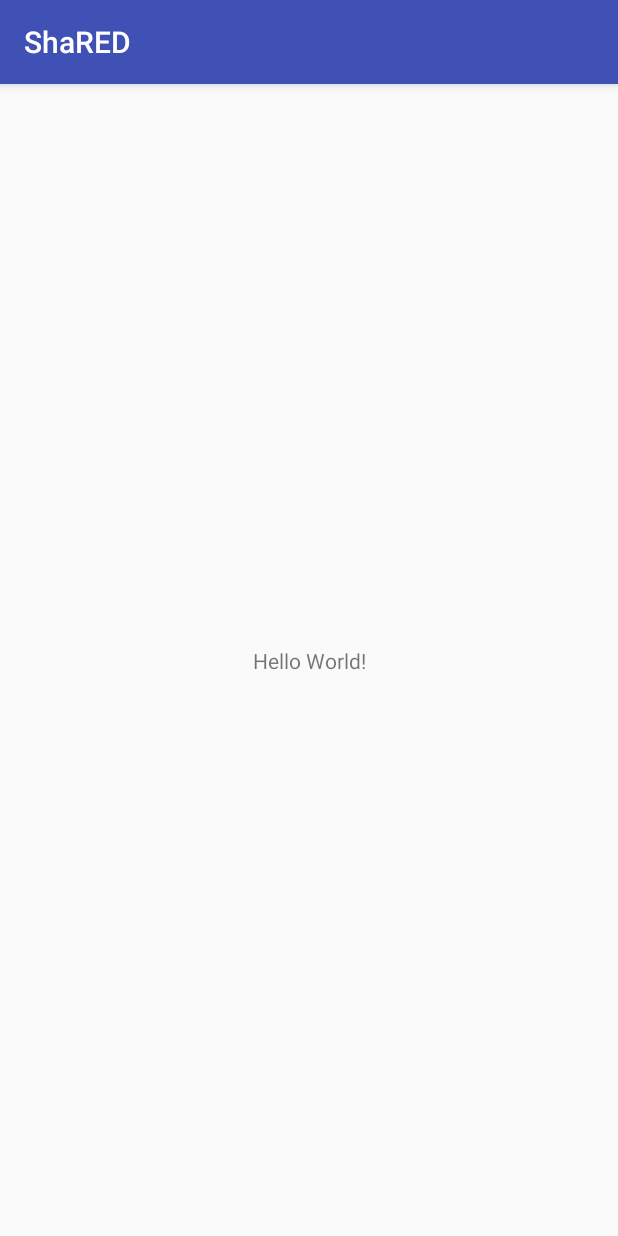
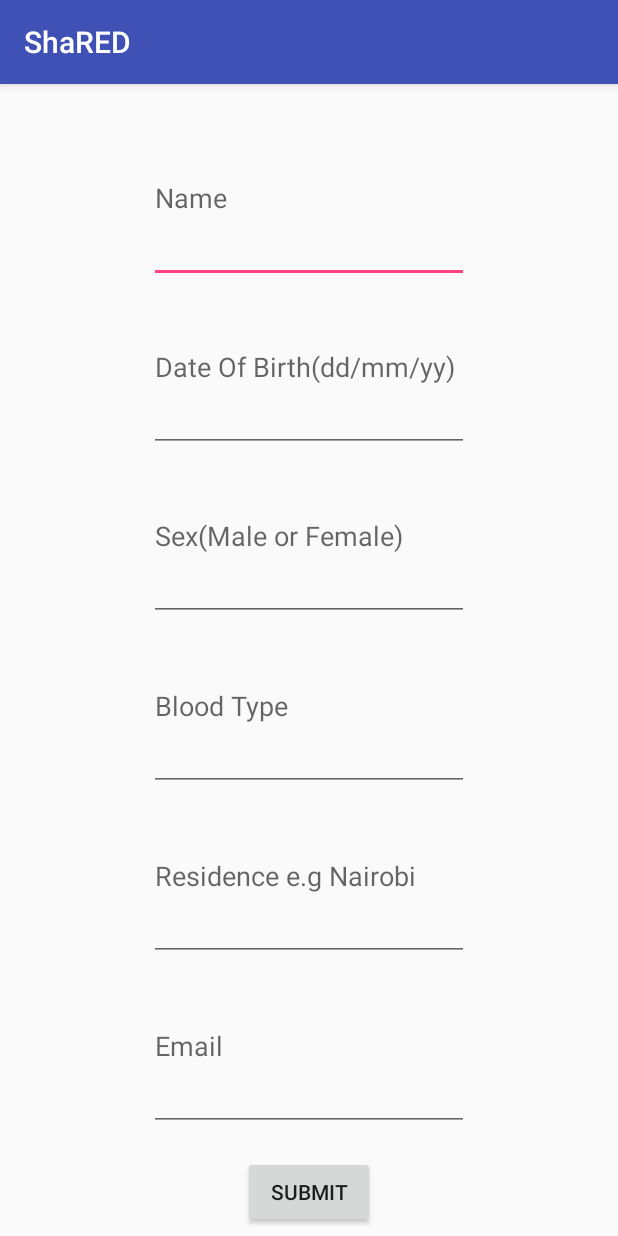
Before and after one commit to Collins33/shaRED, an Android app: the screen it shows after launch (MainActivity before the commit, Profile_activity after it), on a phone screen of 412 x 824 dp. Run offline under Robolectric (Android 15) with nearby library versions, the phone set to English and light mode, and no system bars; our stand-ins replace ButterKnife, Firebase (no records; nobody signed in at launch, a user with empty details on screens opened directly).

Commit message:
Create a user account to enable firebase to automatically create a node

```diff
--- a/app/build.gradle
+++ b/app/build.gradle
@@ -43,6 +43,7 @@ dependencies {
     compile 'com.android.support:appcompat-v7:26.+'
     compile 'com.android.support.constraint:constraint-layout:1.0.2'
     compile 'com.google.firebase:firebase-database:9.2.1'
+    compile 'com.jakewharton:butterknife:7.0.1'
     testCompile 'junit:junit:4.12'
 }
 apply plugin: 'com.google.gms.google-services'
--- a/app/src/main/AndroidManifest.xml
+++ b/app/src/main/AndroidManifest.xml
@@ -11,15 +11,16 @@
         android:supportsRtl="true"
         android:theme="@style/AppTheme">
         <activity android:name=".MainActivity">
-            <intent-filter>
-                <action android:name="android.intent.action.MAIN" />
-
-                <category android:name="android.intent.category.LAUNCHER" />
-            </intent-filter>
         </activity>
         <activity android:name=".Sign_up" />
         <activity android:name=".Sign_in" />
-        <activity android:name=".Profile_activity" />
+        <activity android:name=".Profile_activity">
+        <intent-filter>
+            <action android:name="android.intent.action.MAIN" />
+
+            <category android:name="android.intent.category.LAUNCHER" />
+        </intent-filter>
+        </activity>
         <activity android:name=".Dashboard_activity" />
         <activity android:name=".Appointment_activity" />
         <activity android:name=".Hospitals_activity" />
--- /dev/null
+++ b/app/src/main/java/com/example/root/shared/Constants.java
@@ -0,0 +1,9 @@
+package com.example.root.shared;
+
+/**
+ * Created by mwas on 10/11/17.
+ */
+
+public class Constants {
+    public static final String FIREBASE_USER_ACCOUNTS = "accounts";
+}
--- a/app/src/main/java/com/example/root/shared/Profile_activity.java
+++ b/app/src/main/java/com/example/root/shared/Profile_activity.java
@@ -2,12 +2,52 @@ package com.example.root.shared;
 
 import android.support.v7.app.AppCompatActivity;
 import android.os.Bundle;
+import android.util.Log;
+import android.view.View;
+import android.widget.Button;
+import android.widget.EditText;
+import android.widget.Toast;
 
-public class Profile_activity extends AppCompatActivity {
+import com.example.root.shared.models.Accounts;
+import com.google.firebase.database.DatabaseReference;
+import com.google.firebase.database.FirebaseDatabase;
 
+import butterknife.Bind;
+import butterknife.ButterKnife;
+
+public class Profile_activity extends AppCompatActivity implements View.OnClickListener {
+    @Bind(R.id.nameEditView) EditText mNameEditView;
+    @Bind(R.id.dateOfBirthView) EditText mDateOfBirthView;
+    @Bind(R.id.sexEditView) EditText mSexEditView;
+    @Bind(R.id.bloodTypeEditView) EditText mBloodTypeEditView;
+    @Bind(R.id.residenceEditView) EditText mResidenceEditView;
+    @Bind(R.id.emailEditView) EditText mEmailEditView;
+    @Bind(R.id.submitAccount) Button mSubmitAccount;
+
+    Accounts account;
     @Override
     protected void onCreate(Bundle savedInstanceState) {
         super.onCreate(savedInstanceState);
         setContentView(R.layout.activity_profile_activity);
+        ButterKnife.bind(this);
+
+        mSubmitAccount.setOnClickListener(this);
+    }
+
+    public void onClick(View v) {
+        if(v == mSubmitAccount) {
+            String name = mNameEditView.getText().toString().trim();
+            String dateOfBirth = mDateOfBirthView.getText().toString().trim();
+            String sex = mSexEditView.getText().toString().trim();
+            String bloodType = mBloodTypeEditView.getText().toString().trim();
+            String residence = mResidenceEditView.getText().toString().trim();
+            String email = mEmailEditView.getText().toString().trim();
+
+            account = new Accounts(name,dateOfBirth,sex,bloodType,residence,email);
+            DatabaseReference userRef = FirebaseDatabase.getInstance()
+                    .getReference(Constants.FIREBASE_USER_ACCOUNTS);
+            userRef.push().setValue(account);
+            Log.v("checkout",account.getName());
+        }
     }
 }
--- a/app/src/main/res/layout/activity_account_activity.xml
+++ /dev/null
@@ -1,9 +0,0 @@
-<?xml version="1.0" encoding="utf-8"?>
-<android.support.constraint.ConstraintLayout xmlns:android="http://schemas.android.com/apk/res/android"
-    xmlns:app="http://schemas.android.com/apk/res-auto"
-    xmlns:tools="http://schemas.android.com/tools"
-    android:layout_width="match_parent"
-    android:layout_height="match_parent"
-    tools:context="com.example.root.shared.Account_activity">
-
-</android.support.constraint.ConstraintLayout>
--- a/app/src/main/res/layout/activity_profile_activity.xml
+++ b/app/src/main/res/layout/activity_profile_activity.xml
@@ -1,9 +1,83 @@
 <?xml version="1.0" encoding="utf-8"?>
-<android.support.constraint.ConstraintLayout xmlns:android="http://schemas.android.com/apk/res/android"
-    xmlns:app="http://schemas.android.com/apk/res-auto"
+<RelativeLayout xmlns:android="http://schemas.android.com/apk/res/android"
     xmlns:tools="http://schemas.android.com/tools"
     android:layout_width="match_parent"
     android:layout_height="match_parent"
     tools:context="com.example.root.shared.Profile_activity">
 
-</android.support.constraint.ConstraintLayout>
+    <LinearLayout
+        android:layout_width="match_parent"
+        android:layout_height="match_parent"
+        android:gravity="center"
+        android:orientation="vertical"
+        android:paddingTop="20dp"
+        android:paddingBottom="60dp"
+        android:layout_marginBottom="10dp">
+
+        <EditText
+            android:id="@+id/nameEditView"
+            android:layout_width="wrap_content"
+            android:layout_height="wrap_content"
+            android:layout_weight="1"
+            android:ems="10"
+            android:inputType="textPersonName"
+            android:hint="Name" />
+
+        <EditText
+            android:id="@+id/dateOfBirthView"
+            android:layout_width="wrap_content"
+            android:layout_height="wrap_content"
+            android:layout_weight="1"
+            android:ems="10"
+            android:inputType="textPersonName"
+            android:hint="Date Of Birth(dd/mm/yy)" />
+
+        <EditText
+            android:id="@+id/sexEditView"
+            android:layout_width="wrap_content"
+            android:layout_height="wrap_content"
+            android:layout_weight="1"
+            android:ems="10"
+            android:inputType="textPersonName"
+            android:hint="Sex(Male or Female)" />
+
+        <EditText
+            android:id="@+id/bloodTypeEditView"
+            android:layout_width="wrap_content"
+            android:layout_height="wrap_content"
+            android:layout_weight="1"
+            android:ems="10"
+            android:inputType="textPersonName"
+            android:hint="Blood Type" />
+
+        <EditText
+            android:id="@+id/residenceEditView"
+            android:layout_width="wrap_content"
+            android:layout_height="wrap_content"
+            android:layout_weight="1"
+            android:ems="10"
+            android:inputType="textPersonName"
+            android:hint="Residence e.g Nairobi" />
+
+        <EditText
+            android:id="@+id/emailEditView"
+            android:layout_width="wrap_content"
+            android:layout_height="wrap_content"
+            android:layout_weight="1"
+            android:ems="10"
+            android:inputType="textPersonName"
+            android:hint="Email" />
+
+
+    </LinearLayout>
+    <Button
+        android:layout_width="wrap_content"
+        android:layout_height="wrap_content"
+        android:layout_alignParentBottom="true"
+        android:layout_centerHorizontal="true"
+        android:id="@+id/submitAccount"
+        android:text="submit"
+        android:layout_marginBottom="5dp"/>
+
+
+</RelativeLayout>
```
